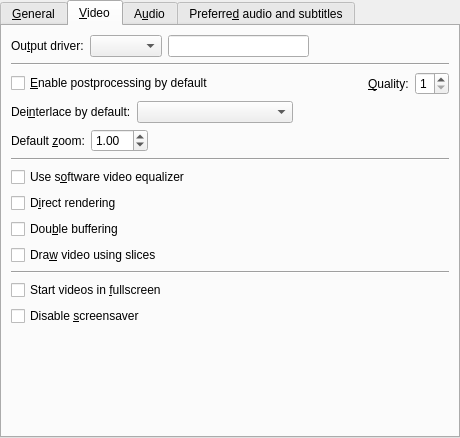
First picture: the form in src/prefgeneral.ui, repository wilbert2000/wzplayer, before the edit.
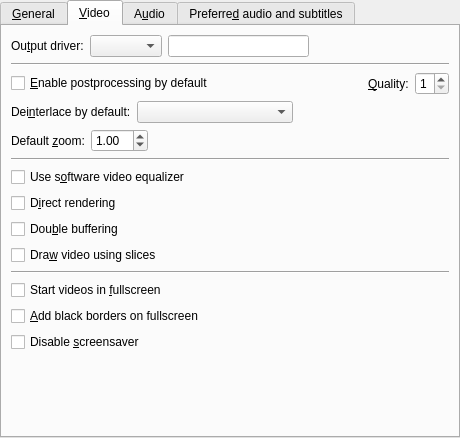
Second picture: the form after the edit. The open tabs and pages were chosen to show the change. Custom widgets are drawn as their Qt base class.

Commit message: Added a new option in Preferences->Video: add black borders on fullscreen. If this option is enabled, black borders will be added to the image in fullscreen mode. This allows subtitles to be displayed on the black borders.

```diff
--- a/src/prefgeneral.ui
+++ b/src/prefgeneral.ui
@@ -486,6 +486,13 @@
          </property>
         </widget>
        </item>
+       <item>
+        <widget class="QCheckBox" name="blackborders_on_fs_check" >
+         <property name="text" >
+          <string>&amp;Add black borders on fullscreen</string>
+         </property>
+        </widget>
+       </item>
        <item>
         <widget class="QCheckBox" name="screensaver_check" >
          <property name="text" >
```
The commit also changes 7 other files.
